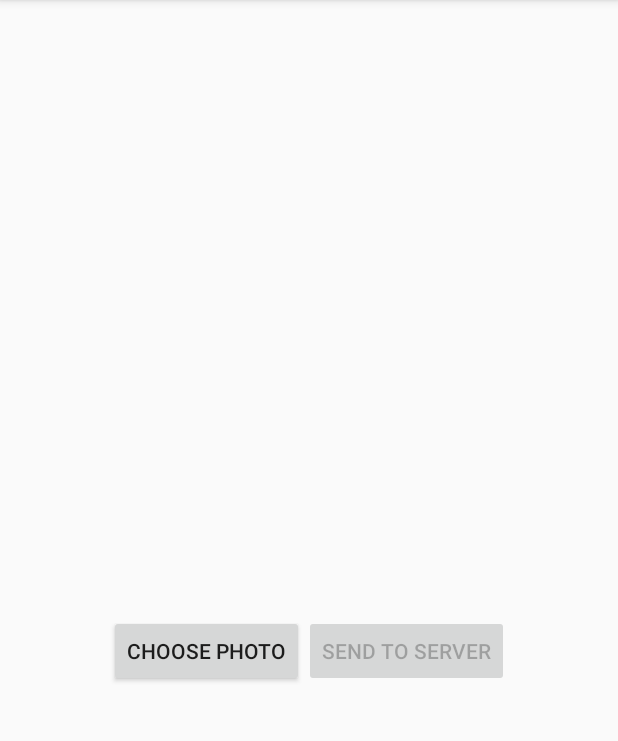
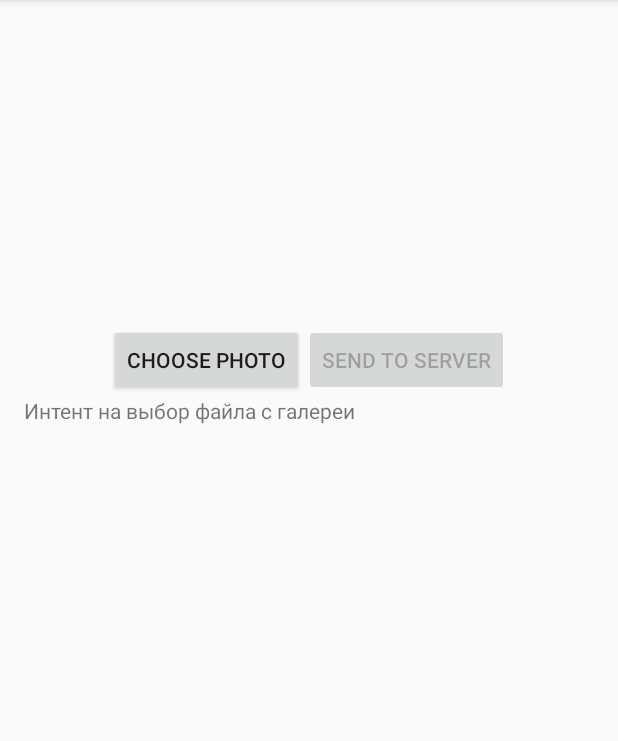
Before and after one commit to zhdanov-ek/FirstFirabase, an Android app: the ImageActivity screen opened directly, with no data from a screen before it, after a tap on "CHOOSE PHOTO", on a phone screen of 412 x 824 dp, the part 84-825 px from its top. Run offline under Robolectric (Android 15) with nearby library versions, the phone set to English and light mode, and no system bars; our stand-ins replace Firebase (no records; nobody signed in at launch, a user with empty details on screens opened directly).

Commit message:
Load image from gallery to storage FB

```diff
--- a/app/src/main/java/com/example/gek/firstfirebase/ImageActivity.java
+++ b/app/src/main/java/com/example/gek/firstfirebase/ImageActivity.java
@@ -2,21 +2,58 @@ package com.example.gek.firstfirebase;
 
 import android.content.Intent;
 import android.net.Uri;
+import android.os.SystemClock;
+import android.support.annotation.NonNull;
 import android.support.v7.app.AppCompatActivity;
 import android.os.Bundle;
+import android.util.Log;
 import android.view.View;
+import android.widget.Button;
 import android.widget.ImageView;
+import android.widget.TextView;
+
+import com.google.android.gms.tasks.OnFailureListener;
+import com.google.android.gms.tasks.OnSuccessListener;
+import com.google.firebase.storage.FirebaseStorage;
+import com.google.firebase.storage.StorageReference;
+import com.google.firebase.storage.UploadTask;
 
 public class ImageActivity extends AppCompatActivity {
 
     private static final int REQUEST_LOAD_IMG = 1;
+    public static final String MY_STORAGE = "gs://firstfirebase-71d41.appspot.com";
+    public static final String MY_FOLDER = "images";
+
     ImageView ivImage;
+    Button btnSend;
+    TextView tvStatus;
+
+    private Uri uriImage;
+
+
+
+    public static final String TAG = "GEK";
+
+    private StorageReference storageRef;
+    private FirebaseStorage storage;
+    private StorageReference folderRef;
 
     @Override
     protected void onCreate(Bundle savedInstanceState) {
         super.onCreate(savedInstanceState);
         setContentView(R.layout.activity_image);
         ivImage = (ImageView)findViewById(R.id.ivImage);
+        tvStatus = (TextView)findViewById(R.id.tvStatus);
+
+
+        // create an instance of FirebaseStorage:
+        storage = FirebaseStorage.getInstance();
+        // Create a storage reference from our app
+        storageRef = storage.getReferenceFromUrl(MY_STORAGE);
+        // Создаем ссылку на папку в хранилище
+        folderRef = storageRef.child(MY_FOLDER);
+        Log.d(TAG, "onCreate: Path of folderRef =  " + folderRef.getPath());
+
 
         findViewById(R.id.btnChoose).setOnClickListener(new View.OnClickListener() {
             @Override
@@ -25,9 +62,19 @@ public class ImageActivity extends AppCompatActivity {
             }
         });
 
+        btnSend = (Button)findViewById(R.id.btnSend);
+        btnSend.setOnClickListener(new View.OnClickListener() {
+            @Override
+            public void onClick(View view) {
+                sendToServer(uriImage);
+            }
+        });
     }
 
+
+
     private void chooseImage(){
+        tvStatus.setText("Интент на выбор файла с галереи");
         Intent photoPickerIntent = new Intent(Intent.ACTION_PICK);
         photoPickerIntent.setType("image/*");
         if (photoPickerIntent.resolveActivity(getPackageManager()) != null){
@@ -42,10 +89,43 @@ public class ImageActivity extends AppCompatActivity {
         super.onActivityResult(requestCode, resultCode, data);
         if (resultCode == RESULT_OK && data != null ) {
             if (requestCode == REQUEST_LOAD_IMG ) {
-                Uri uriImage = data.getData();
-                ivImage.setImageURI(uriImage);
+                Uri uri = data.getData();
+                ivImage.setImageURI(uri);
+                uriImage = uri;
+                btnSend.setEnabled(true);
+                tvStatus.append("\nВыбран файл: \n URI = " + uri.toString());
             }
         }
+    }
 
+    private void sendToServer(Uri uriImage){
+        //todo установить нормальное имя для файла, а не 4 цифры с ури устройства, которые будут не уникальные
+        //логичнее всего использоватьза основу мыло, что уже уникально или время (или вместе)
+        StorageReference currentImageRef = folderRef.child(uriImage.getLastPathSegment() + ".jpg");
+        final Long ms = SystemClock.uptimeMillis();
+        tvStatus.append("\nНачало загрузки на сервер ");
+        UploadTask uploadTask = currentImageRef.putFile(uriImage);
+
+
+        // Register observers to listen for when the download is done or if it fails
+        uploadTask.addOnFailureListener(new OnFailureListener() {
+            @Override
+            public void onFailure(@NonNull Exception exception) {
+                // Handle unsuccessful uploads
+            }
+        }).addOnSuccessListener(new OnSuccessListener<UploadTask.TaskSnapshot>() {
+            @Override
+            public void onSuccess(UploadTask.TaskSnapshot taskSnapshot) {
+                // taskSnapshot.getMetadata() contains file metadata such as size, content-type, and download URL.
+                Uri downloadUrl = taskSnapshot.getDownloadUrl();
+
+                long time = (SystemClock.uptimeMillis() - ms);
+                tvStatus.append("\nЗагружен на сервер за " + time + "ms");
+                tvStatus.append("\nСсылка на файл " + downloadUrl);
+                Log.d(TAG, "onSuccess: " + downloadUrl);
+
+            }
+        });
     }
+
 }
--- a/app/src/main/res/layout/activity_image.xml
+++ b/app/src/main/res/layout/activity_image.xml
@@ -13,8 +13,8 @@
     tools:context="com.example.gek.firstfirebase.ImageActivity">
 
     <ImageView
-        android:layout_width="100dp"
-        android:layout_height="100dp"
+        android:layout_width="200dp"
+        android:layout_height="200dp"
         android:id="@+id/ivImage"
         android:padding="15dp"/>
 
@@ -37,4 +37,14 @@
             android:id="@+id/btnSend"/>
     </LinearLayout>
 
+    <ScrollView
+        android:layout_width="match_parent"
+        android:layout_height="match_parent">
+
+        <TextView
+            android:id="@+id/tvStatus"
+            android:layout_width="match_parent"
+            android:layout_height="wrap_content" />
+
+    </ScrollView>
 </LinearLayout>
```
